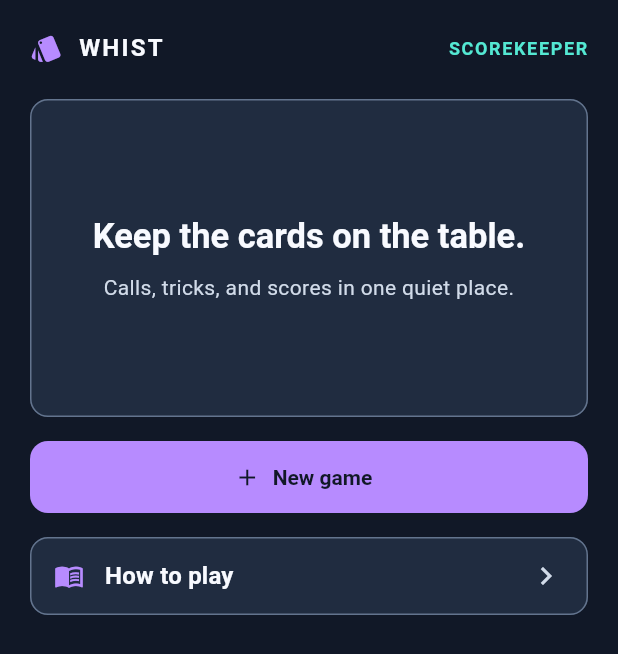
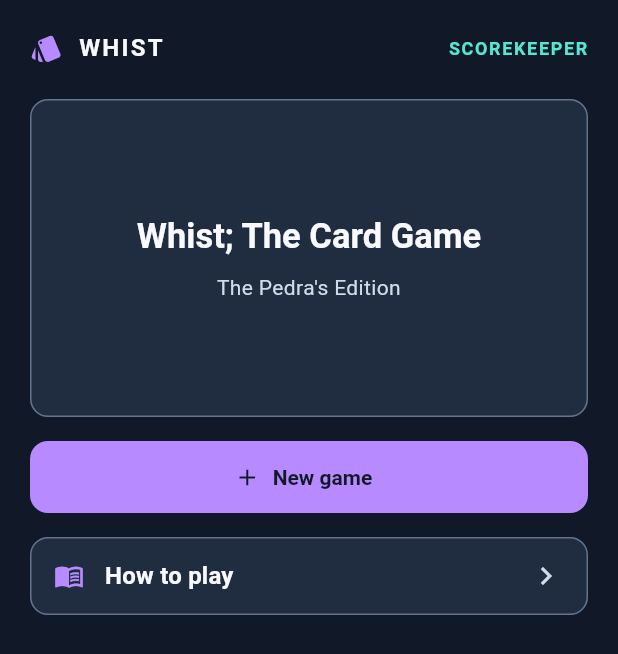
Before and after one commit to JoaoPedra-AMDG/Whist, a Flutter app: the screen it shows after launch, on a phone screen of 412 x 824 dp. Shown: the top 654 px of the screen. Run offline on Flutter 3.47's test engine with Material 3 defaults, Android fonts, the light colour scheme and no system bars; our stand-ins replace web.

Commit message:
Update Whist home screen title

```diff
--- a/lib/screens/home_screen.dart
+++ b/lib/screens/home_screen.dart
@@ -91,9 +91,7 @@ class HomeScreen extends StatelessWidget {
                                   ? 130
                                   : 220,
                         ),
-                        child: LayoutBuilder(
-                          builder:
-                              (context, box) => Card(
+                        child: Card(
                           child: Center(
                             child: Padding(
                               padding: const EdgeInsets.all(12),
@@ -101,26 +99,21 @@ class HomeScreen extends StatelessWidget {
                                 mainAxisSize: MainAxisSize.min,
                                 children: [
                                   Text(
-                                          'Keep the cards on the table.',
+                                    'Whist; The Card Game',
                                     style:
                                         Theme.of(
                                           context,
                                         ).textTheme.headlineSmall,
                                     textAlign: TextAlign.center,
                                   ),
-                                        if (box.maxHeight >= 200) ...[
                                   const SizedBox(height: 8),
                                   Text(
-                                            'Calls, tricks, and scores in one quiet place.',
+                                    'The Pedra\'s Edition',
                                     style:
-                                                Theme.of(
-                                                  context,
-                                                ).textTheme.bodyMedium,
+                                        Theme.of(context).textTheme.bodyMedium,
                                     textAlign: TextAlign.center,
                                   ),
                                 ],
-                                      ],
-                                    ),
                               ),
                             ),
                           ),
```
Lines whose indentation alone changed are shown as unchanged.
